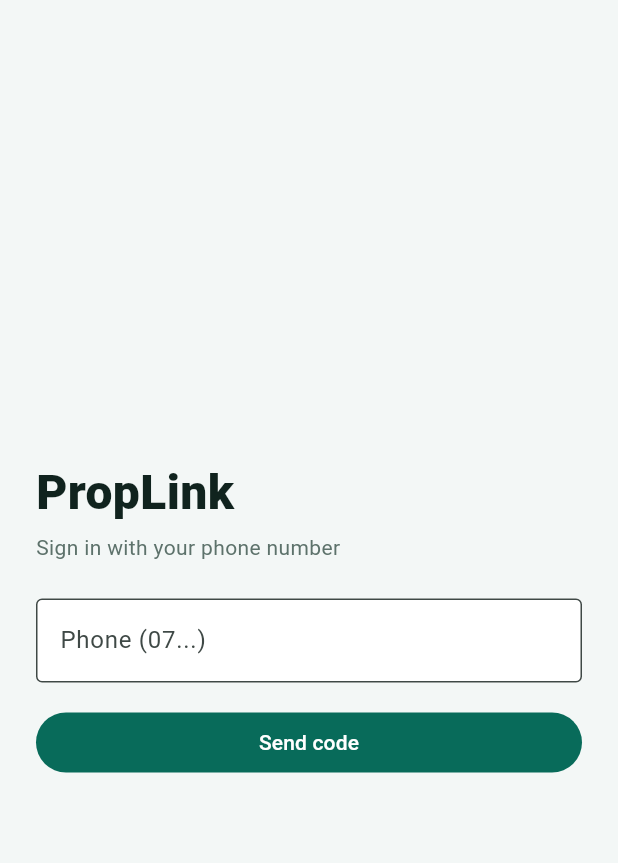
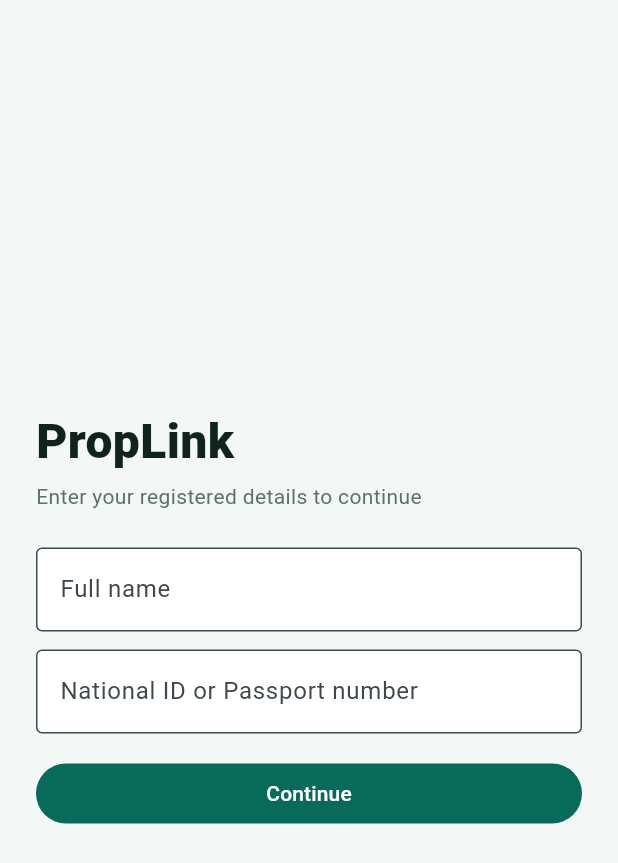
Before and after one commit to Roberrtto/PropLink, a Flutter app: the screen it shows after launch, on a phone screen of 412 x 824 dp. Shown: the top 863 px of the screen. Run offline on Flutter 3.47's test engine with Material 3 defaults, Android fonts, the phone set to English and light mode, and no system bars; our stand-ins replace flutter_secure_storage.

Commit message:
Modified the main.dart file

```diff
--- a/Resident/lib/main.dart
+++ b/Resident/lib/main.dart
@@ -37,8 +37,7 @@ class PropLinkApp extends StatelessWidget {
     ),
     home: ValueListenableBuilder<bool>(
       valueListenable: Api.authed,
-      builder: (_, ok,
-          _) => ok ? const Shell() : const LoginPage(),
+      builder: (_, ok, _) => ok ? const Shell() : const LoginPage(),
     ),
   );
 }
@@ -192,10 +191,23 @@ class LoginPage extends StatefulWidget {
 }
 
 class _LoginPageState extends State<LoginPage> {
-  final phone = TextEditingController();
+  final fullName = TextEditingController();
+  final idNumber = TextEditingController();
   final code = TextEditingController();
-  bool sent = false, busy = false;
-  String? err, dev;
+  final password = TextEditingController();
+
+  int step = 0; // 0 = verify identity, 1 = activate with manager code, 2 = sign in with password
+  bool busy = false;
+  String? err;
+
+  @override
+  void dispose() {
+    fullName.dispose();
+    idNumber.dispose();
+    code.dispose();
+    password.dispose();
+    super.dispose();
+  }
 
   Future<void> run(Future<void> Function() f) async {
     setState(() { busy = true; err = null; });
@@ -207,14 +219,30 @@ class _LoginPageState extends State<LoginPage> {
     if (mounted) setState(() => busy = false);
   }
 
-  Future<void> send() => run(() async {
-    final r = await Api.post('/auth/request-otp', {'phone': phone.text});
-    dev = r['dev_code'] as String?;
-    sent = true;
+  Future<void> verifyIdentity() => run(() async {
+    final r = await Api.post('/auth/verify-identity', {
+      'full_name': fullName.text.trim(),
+      'id_number': idNumber.text.trim(),
+    });
+    step = (r['has_password'] == true) ? 2 : 1;
   });
 
-  Future<void> verify() => run(() async {
-    final r = await Api.post('/auth/verify', {'phone': phone.text, 'code': code.text});
+  Future<void> activate() => run(() async {
+    final r = await Api.post('/auth/activate', {
+      'full_name': fullName.text.trim(),
+      'id_number': idNumber.text.trim(),
+      'code': code.text.trim(),
+      'password': password.text,
+    });
+    await Api.saveToken(r['token'] as String);
+  });
+
+  Future<void> login() => run(() async {
+    final r = await Api.post('/auth/login', {
+      'full_name': fullName.text.trim(),
+      'id_number': idNumber.text.trim(),
+      'password': password.text,
+    });
     await Api.saveToken(r['token'] as String);
   });
 
@@ -227,17 +255,70 @@ class _LoginPageState extends State<LoginPage> {
           child: Column(crossAxisAlignment: CrossAxisAlignment.stretch, children: [
             const Text('PropLink', style: TextStyle(fontSize: 32, fontWeight: FontWeight.w800, color: ink)),
             const SizedBox(height: 4),
-            const Text('Sign in with your phone number', style: TextStyle(color: muted)),
+            Text(
+              step == 0
+                  ? 'Enter your registered details to continue'
+                  : step == 1
+                  ? 'Enter the 6-digit code from your property manager and set a password'
+                  : 'Enter your password to sign in',
+              style: const TextStyle(color: muted),
+            ),
             const SizedBox(height: 24),
-            TextField(controller: phone, enabled: !sent, keyboardType: TextInputType.phone, decoration: const InputDecoration(labelText: 'Phone (07...)', border: OutlineInputBorder(), filled: true, fillColor: Colors.white)),
-            if (sent) ...[
+            TextField(
+              controller: fullName,
+              enabled: step == 0,
+              decoration: const InputDecoration(labelText: 'Full name', border: OutlineInputBorder(), filled: true, fillColor: Colors.white),
+            ),
+            const SizedBox(height: 12),
+            TextField(
+              controller: idNumber,
+              enabled: step == 0,
+              decoration: const InputDecoration(labelText: 'National ID or Passport number', border: OutlineInputBorder(), filled: true, fillColor: Colors.white),
+            ),
+            if (step == 1) ...[
               const SizedBox(height: 12),
-              TextField(controller: code, keyboardType: TextInputType.number, decoration: const InputDecoration(labelText: '6-digit code', border: OutlineInputBorder(), filled: true, fillColor: Colors.white)),
-              if (dev != null) Padding(padding: const EdgeInsets.only(top: 8), child: Text('Demo mode: your code is $dev (no SMS is sent yet)', style: const TextStyle(color: muted))),
+              TextField(
+                controller: code,
+                keyboardType: TextInputType.number,
+                maxLength: 6,
+                decoration: const InputDecoration(labelText: '6-digit activation code', border: OutlineInputBorder(), filled: true, fillColor: Colors.white),
+              ),
+              const SizedBox(height: 8),
+              TextField(
+                controller: password,
+                obscureText: true,
+                decoration: const InputDecoration(labelText: 'Create password (10+ chars, Aa1)', border: OutlineInputBorder(), filled: true, fillColor: Colors.white),
+              ),
+            ],
+            if (step == 2) ...[
+              const SizedBox(height: 12),
+              TextField(
+                controller: password,
+                obscureText: true,
+                decoration: const InputDecoration(labelText: 'Password', border: OutlineInputBorder(), filled: true, fillColor: Colors.white),
+              ),
             ],
             if (err != null) Padding(padding: const EdgeInsets.only(top: 8), child: Text(err!, style: const TextStyle(color: Color(0xFFB42323)))),
             const SizedBox(height: 16),
-            FilledButton(onPressed: busy ? null : (sent ? verify : send), child: Padding(padding: const EdgeInsets.all(6), child: Text(sent ? 'Verify and sign in' : 'Send code'))),
+            FilledButton(
+              onPressed: busy ? null : (step == 0 ? verifyIdentity : step == 1 ? activate : login),
+              child: Padding(
+                padding: const EdgeInsets.all(6),
+                child: Text(step == 0 ? 'Continue' : step == 1 ? 'Activate & sign in' : 'Sign in'),
+              ),
+            ),
+            if (step > 0) ...[
+              const SizedBox(height: 8),
+              TextButton(
+                onPressed: busy ? null : () => setState(() { step = 0; code.clear(); password.clear(); err = null; }),
+                child: const Text('Use different details'),
+              ),
+              if (step == 2)
+                TextButton(
+                  onPressed: busy ? null : () => setState(() { step = 1; password.clear(); err = null; }),
+                  child: const Text('Forgot password? Activate with a manager code'),
+                ),
+            ],
           ]),
         ),
       ),
@@ -578,7 +659,7 @@ class AccountPage extends StatelessWidget {
         if (notes.isEmpty) const Text('Nothing new.', style: TextStyle(color: muted)),
         for (final n in notes) Panel(child: Text('${n['message']}')),
         const SizedBox(height: 12),
-        OutlinedButton(onPressed: () => Api.saveToken(null), child: const Text('Sign out')),
+        OutlinedButton(onPressed: () => Api.signOut(), child: const Text('Sign out')),
       ]);
     },
   );
```
